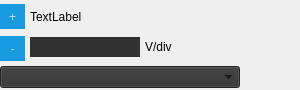
Before: the Qt Designer form LEO_sniffy/widgetdialrange.ui in jirik09/Sniffy, drawn with Qt 5.
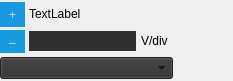
After: the same form once the commit is applied.

The edit to the form file:
```diff
--- a/LEO_sniffy/widgetdialrange.ui
+++ b/LEO_sniffy/widgetdialrange.ui
@@ -6,12 +6,12 @@
    <rect>
     <x>0</x>
     <y>0</y>
-    <width>300</width>
-    <height>90</height>
+    <width>233</width>
+    <height>81</height>
    </rect>
   </property>
   <property name="sizePolicy">
-   <sizepolicy hsizetype="Expanding" vsizetype="Preferred">
+   <sizepolicy hsizetype="Expanding" vsizetype="Fixed">
     <horstretch>0</horstretch>
     <verstretch>0</verstretch>
    </sizepolicy>
@@ -19,7 +19,7 @@
   <property name="minimumSize">
    <size>
     <width>200</width>
-    <height>90</height>
+    <height>60</height>
    </size>
   </property>
   <property name="maximumSize">
@@ -63,7 +63,7 @@
    <item>
     <widget class="QWidget" name="widget" native="true">
      <property name="sizePolicy">
-      <sizepolicy hsizetype="Expanding" vsizetype="Preferred">
+      <sizepolicy hsizetype="Expanding" vsizetype="Minimum">
        <horstretch>0</horstretch>
        <verstretch>0</verstretch>
       </sizepolicy>
@@ -76,7 +76,7 @@
      </property>
      <layout class="QVBoxLayout" name="verticalLayout">
       <property name="spacing">
-       <number>2</number>
+       <number>4</number>
       </property>
       <property name="leftMargin">
        <number>0</number>
@@ -103,7 +103,7 @@
         </property>
         <layout class="QHBoxLayout" name="horizontalLayout_3">
          <property name="spacing">
-          <number>5</number>
+          <number>4</number>
          </property>
          <property name="leftMargin">
           <number>0</number>
@@ -201,7 +201,7 @@
                </size>
               </property>
               <property name="text">
-               <string>-</string>
+               <string>–</string>
               </property>
               <property name="autoRepeat">
                <bool>true</bool>
@@ -306,7 +306,7 @@
                  </property>
                  <property name="maximumSize">
                   <size>
-                   <width>110</width>
+                   <width>130</width>
                    <height>25</height>
                   </size>
                  </property>
```
Left out of the diff: 4 changed lines with no effect on the pictures.
